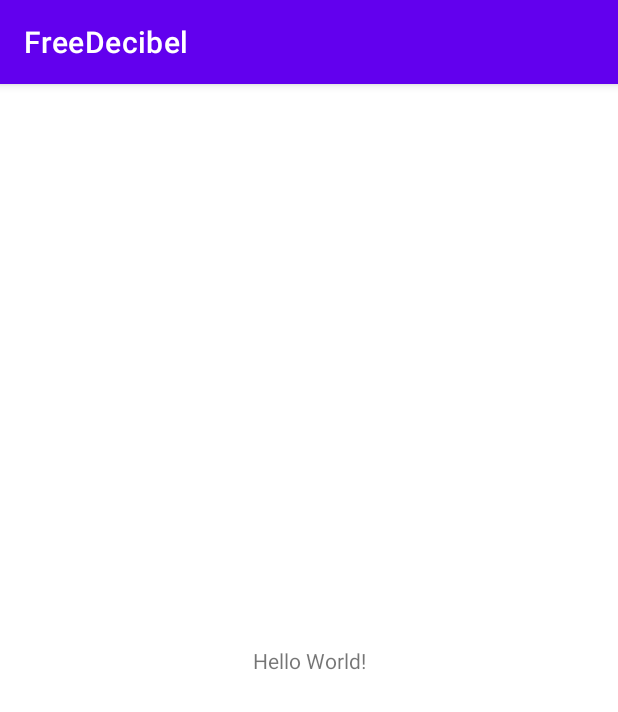
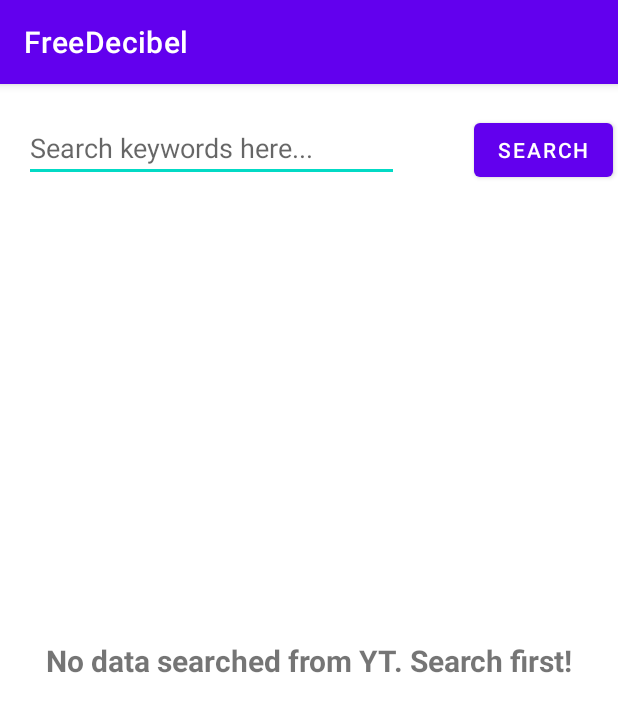
Before and after one commit to MogodanCristian/FreeDecibel, an Android app: the screen it shows after launch (MainActivity), on a phone screen of 412 x 824 dp. Shown: the top 712 px of the screen. Run offline under Robolectric (Android 15) with nearby library versions, the phone set to English and light mode, and no system bars; our stand-ins replace Picasso, data binding; pictures from the network do not load.

Commit message:
MainActivity is mainly done! Refactor databinding left to do...

```diff
--- a/app/src/main/java/com/steelparrot/freedecibel/MainActivity.java
+++ b/app/src/main/java/com/steelparrot/freedecibel/MainActivity.java
@@ -1,16 +1,107 @@
 package com.steelparrot.freedecibel;
 
 import androidx.appcompat.app.AppCompatActivity;
+import androidx.databinding.BindingAdapter;
+import androidx.databinding.DataBindingUtil;
+import androidx.recyclerview.widget.LinearLayoutManager;
+import androidx.recyclerview.widget.RecyclerView;
 
+import android.app.ProgressDialog;
 import android.os.Bundle;
+import android.util.Log;
+import android.view.View;
+import android.widget.Button;
+import android.widget.EditText;
 import android.widget.Toast;
 
+import com.squareup.picasso.Picasso;
+import com.steelparrot.freedecibel.adapter.CustomAdapter;
+import com.steelparrot.freedecibel.databinding.ActivityMainBinding;
+import com.steelparrot.freedecibel.model.YTItem;
+import com.steelparrot.freedecibel.network.GetDataService;
+import com.steelparrot.freedecibel.network.RetrofitClientInstance;
+
+import java.util.HashMap;
+import java.util.List;
+
+import retrofit2.Call;
+import retrofit2.Callback;
+import retrofit2.Response;
+
 public class MainActivity extends AppCompatActivity {
+
+    private CustomAdapter mAdapter;
+    private RecyclerView mRecyclerView;
+    private Button mSearchButton;
+    private EditText mSearchText;
+    ProgressDialog mProgressDialog;
+    private static boolean isData = false;
+
+    ActivityMainBinding binding;
 
     @Override
     protected void onCreate(Bundle savedInstanceState) {
         super.onCreate(savedInstanceState);
-        setContentView(R.layout.activity_main);
-        Toast.makeText(getApplicationContext(), "wow, first time", Toast.LENGTH_SHORT).show();
+        binding = DataBindingUtil.setContentView(this, R.layout.activity_main);
+        binding.customRecyclerView.setVisibility(View.GONE);
+        binding.textviewNodata.setVisibility(View.VISIBLE);
+        binding.btnSearch.setOnClickListener(new View.OnClickListener() {
+            @Override
+            public void onClick(View view) {
+                if(binding.searchText.getText().toString().equals("")) {
+                    Toast.makeText(getApplicationContext(),"Insert your keywords first",Toast.LENGTH_SHORT).show();
+                    return;
+                }
+
+                mProgressDialog = new ProgressDialog(MainActivity.this);
+                mProgressDialog.setMessage("Loading...");
+                mProgressDialog.show();
+
+//                // create handle for RetrofitInstance interface
+                GetDataService service = RetrofitClientInstance.getRetrofitInstance().create(GetDataService.class);
+                HashMap<String, String> map = new HashMap<>();
+                map.put("query", binding.searchText.getText().toString());
+                Call<List<YTItem>> call = service.getYTItems(map);
+                call.enqueue(new Callback<List<YTItem>>() {
+                    @Override
+                    public void onResponse(Call<List<YTItem>> call, Response<List<YTItem>> response) {
+                        switch (response.code()) {
+                            case 200:
+                                isData = true;
+                                binding.textviewNodata.setVisibility(View.INVISIBLE);
+                                binding.customRecyclerView.setVisibility(View.VISIBLE);
+                                mProgressDialog.dismiss();
+                                generateDataList(response.body());
+                                break;
+                            case 404:
+                                isData = false;
+                                Toast.makeText(getApplicationContext(),"Couldn't find nothing on YT with these keywords!",Toast.LENGTH_SHORT).show();
+                                break;
+                            default:
+                                isData = false;
+                                Toast.makeText(getApplicationContext(),"Server problem... Try again!",Toast.LENGTH_SHORT).show();
+                        }
+                    }
+
+                    @Override
+                    public void onFailure(Call<List<YTItem>> call, Throwable t) {
+                        Log.d("retrofit1", t.toString());
+                        mProgressDialog.dismiss();
+                        Toast.makeText(MainActivity.this, "Something went wrong...Please try later!", Toast.LENGTH_SHORT).show();
+                    }
+                });
+            }
+        });
+
+
     }
+
+    // method to generate list of data using RecyclerView with custom adapter
+    private void generateDataList(List<YTItem> dataList) {
+        mAdapter = new CustomAdapter(this, dataList);
+        RecyclerView.LayoutManager layoutManager = new LinearLayoutManager(MainActivity.this);
+        binding.customRecyclerView.setLayoutManager(layoutManager);
+        binding.customRecyclerView.setAdapter(mAdapter);
+    }
+
 }
--- /dev/null
+++ b/app/src/main/java/com/steelparrot/freedecibel/network/GetDataService.java
@@ -0,0 +1,21 @@
+package com.steelparrot.freedecibel.network;
+
+import com.steelparrot.freedecibel.model.YTItem;
+
+import java.util.HashMap;
+import java.util.List;
+
+import retrofit2.Call;
+import retrofit2.http.Body;
+import retrofit2.http.GET;
+import retrofit2.http.POST;
+
+public interface GetDataService {
+
+    @POST("/ytitems")
+    Call<List<YTItem>> getYTItems(@Body HashMap<String, String> map);
+
+//    @GET("/ytitems")
+//    Call<List<YTItem>> getYTItems();
+
+}
--- /dev/null
+++ b/app/src/main/res/drawable/divider.xml
@@ -0,0 +1,6 @@
+<?xml version="1.0" encoding="utf-8"?>
+<shape xmlns:android="http://schemas.android.com/apk/res/android"
+    android:shape="oval">
+    <size android:height="1dp" android:width="1dp"/>
+    <solid android:color="@color/black"/>
+</shape>
--- a/app/src/main/res/layout/activity_main.xml
+++ b/app/src/main/res/layout/activity_main.xml
@@ -1,18 +1,58 @@
 <?xml version="1.0" encoding="utf-8"?>
-<androidx.constraintlayout.widget.ConstraintLayout xmlns:android="http://schemas.android.com/apk/res/android"
+<layout xmlns:android="http://schemas.android.com/apk/res/android"
     xmlns:app="http://schemas.android.com/apk/res-auto"
-    xmlns:tools="http://schemas.android.com/tools"
+    xmlns:tools="http://schemas.android.com/tools">
+
+    <androidx.constraintlayout.widget.ConstraintLayout
         android:layout_width="match_parent"
         android:layout_height="match_parent"
         tools:context=".MainActivity">
 
-    <TextView
+        <LinearLayout
+            android:id="@+id/search_engine"
+            android:layout_width="match_parent"
+            android:layout_height="wrap_content"
+            android:layout_marginTop="20dp"
+            app:layout_constraintTop_toTopOf="parent"
+            android:orientation="horizontal">
+
+            <EditText
+                android:id="@+id/search_text"
                 android:layout_width="wrap_content"
                 android:layout_height="wrap_content"
-        android:text="Hello World!"
+                android:width="250dp"
+                android:layout_marginStart="16dp"
+                android:hint="Search keywords here..." />
+
+            <Button
+                android:id="@+id/btn_search"
+                android:layout_width="wrap_content"
+                android:layout_height="wrap_content"
+                android:layout_marginLeft="50dp"
+                android:text="Search" />
+
+        </LinearLayout>
+
+        <androidx.recyclerview.widget.RecyclerView
+            android:id="@+id/customRecyclerView"
+            android:layout_width="match_parent"
+            android:layout_height="wrap_content"
+            android:layout_marginTop="20dp"
+            app:layout_constraintLeft_toLeftOf="parent"
+            app:layout_constraintRight_toRightOf="parent"
+            app:layout_constraintTop_toBottomOf="@+id/search_engine" />
+
+        <TextView
+            android:id="@+id/textview_nodata"
+            android:layout_width="wrap_content"
+            android:layout_height="wrap_content"
+            android:text="No data searched from YT. Search first!"
+            android:textStyle="bold"
+            android:textSize="20dp"
             app:layout_constraintBottom_toBottomOf="parent"
             app:layout_constraintLeft_toLeftOf="parent"
             app:layout_constraintRight_toRightOf="parent"
             app:layout_constraintTop_toTopOf="parent" />
 
     </androidx.constraintlayout.widget.ConstraintLayout>
+</layout>
```
Also changed, not shown: app/build.gradle (+9 -0 lines), app/src/main/java/com/steelparrot/freedecibel/adapter/CustomAdapter.java (added, +83 -0 lines), app/src/main/java/com/steelparrot/freedecibel/model/YTItem.java (+14 -1 lines), app/src/main/java/com/steelparrot/freedecibel/network/RetrofitClientInstance.java (added, +21 -0 lines), app/src/main/java/com/steelparrot/freedecibel/non-binding-main.java (added, +59 -0 lines), app/src/main/res/layout/custom_row_item.xml (added, +90 -0 lines). Lines whose indentation alone changed are shown as unchanged.
